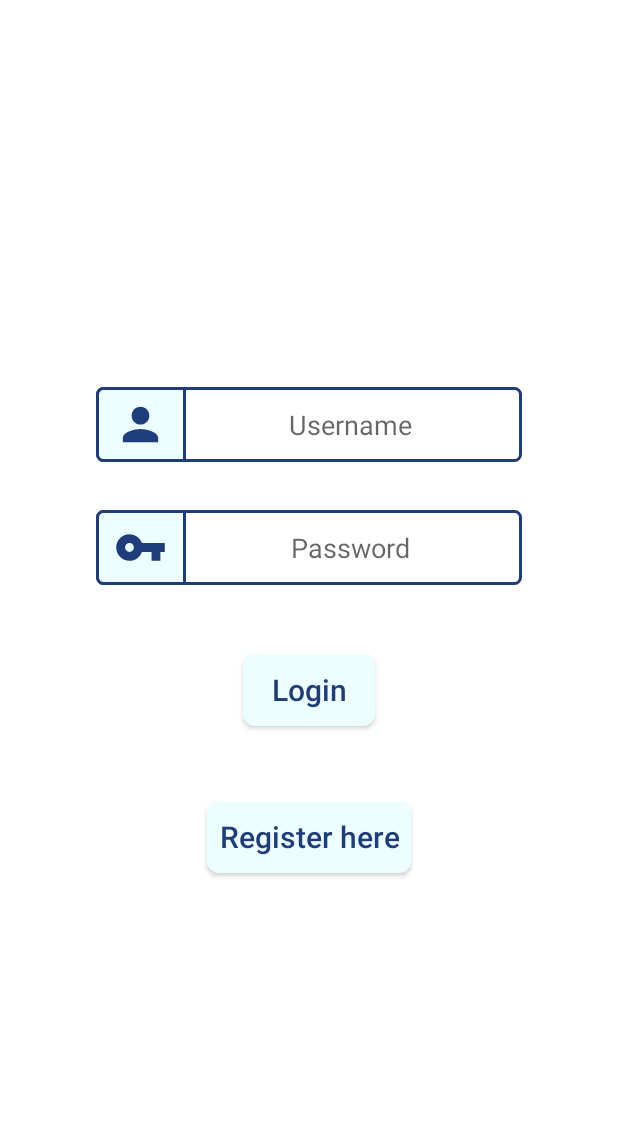
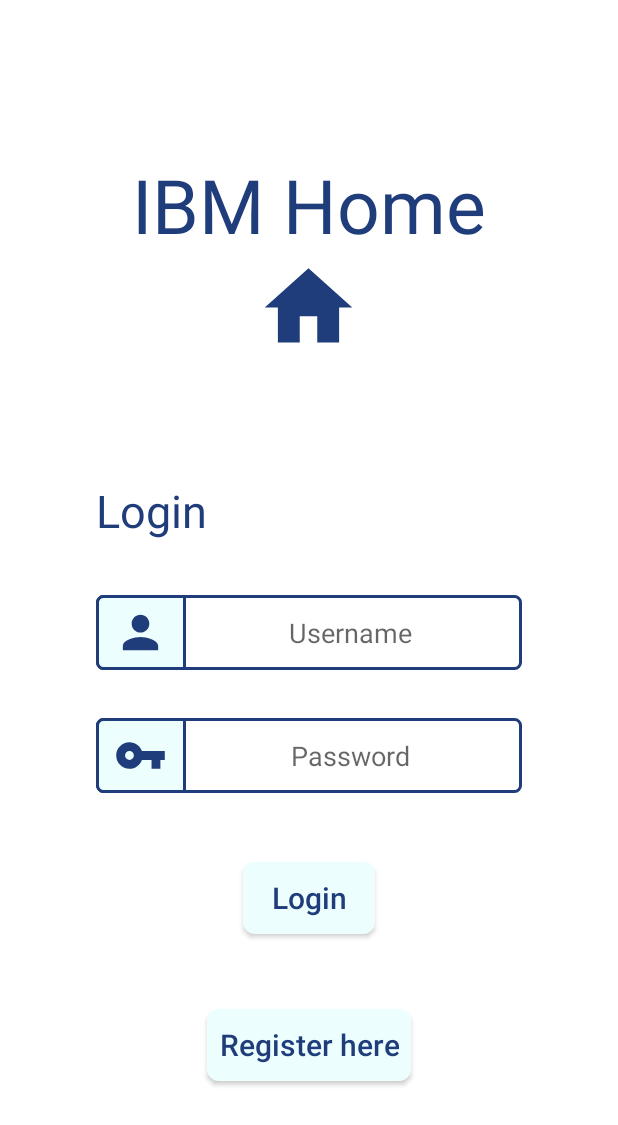
Before and after one commit to sparsh2/IBM_Home, an Android app: the LoginActivity screen opened directly, with no data from a screen before it, on a phone screen of 412 x 824 dp. Shown: the top 1125 px of the screen. Run offline under Robolectric (Android 15) with nearby library versions, the phone set to English and light mode, and no system bars.

Commit message:
UI Update 2: updated Login and Register activity

```diff
--- /dev/null
+++ b/app/src/main/res/drawable/ic_home.xml
@@ -0,0 +1,8 @@
+<?xml version="1.0" encoding="utf-8"?>
+<layer-list xmlns:android="http://schemas.android.com/apk/res/android">
+
+    <item android:height="70dp"
+        android:width="70dp"
+        android:gravity="center"
+        android:drawable="@drawable/ic_home_black_24dp"/>
+</layer-list>
--- /dev/null
+++ b/app/src/main/res/drawable/ic_home_background.xml
@@ -0,0 +1,74 @@
+<?xml version="1.0" encoding="utf-8"?>
+<vector
+    android:height="108dp"
+    android:width="108dp"
+    android:viewportHeight="108"
+    android:viewportWidth="108"
+    xmlns:android="http://schemas.android.com/apk/res/android">
+    <path android:fillColor="#008577"
+          android:pathData="M0,0h108v108h-108z"/>
+    <path android:fillColor="#00000000" android:pathData="M9,0L9,108"
+          android:strokeColor="#33FFFFFF" android:strokeWidth="0.8"/>
+    <path android:fillColor="#00000000" android:pathData="M19,0L19,108"
+          android:strokeColor="#33FFFFFF" android:strokeWidth="0.8"/>
+    <path android:fillColor="#00000000" android:pathData="M29,0L29,108"
+          android:strokeColor="#33FFFFFF" android:strokeWidth="0.8"/>
+    <path android:fillColor="#00000000" android:pathData="M39,0L39,108"
+          android:strokeColor="#33FFFFFF" android:strokeWidth="0.8"/>
+    <path android:fillColor="#00000000" android:pathData="M49,0L49,108"
+          android:strokeColor="#33FFFFFF" android:strokeWidth="0.8"/>
+    <path android:fillColor="#00000000" android:pathData="M59,0L59,108"
+          android:strokeColor="#33FFFFFF" android:strokeWidth="0.8"/>
+    <path android:fillColor="#00000000" android:pathData="M69,0L69,108"
+          android:strokeColor="#33FFFFFF" android:strokeWidth="0.8"/>
+    <path android:fillColor="#00000000" android:pathData="M79,0L79,108"
+          android:strokeColor="#33FFFFFF" android:strokeWidth="0.8"/>
+    <path android:fillColor="#00000000" android:pathData="M89,0L89,108"
+          android:strokeColor="#33FFFFFF" android:strokeWidth="0.8"/>
+    <path android:fillColor="#00000000" android:pathData="M99,0L99,108"
+          android:strokeColor="#33FFFFFF" android:strokeWidth="0.8"/>
+    <path android:fillColor="#00000000" android:pathData="M0,9L108,9"
+          android:strokeColor="#33FFFFFF" android:strokeWidth="0.8"/>
+    <path android:fillColor="#00000000" android:pathData="M0,19L108,19"
+          android:strokeColor="#33FFFFFF" android:strokeWidth="0.8"/>
+    <path android:fillColor="#00000000" android:pathData="M0,29L108,29"
+          android:strokeColor="#33FFFFFF" android:strokeWidth="0.8"/>
+    <path android:fillColor="#00000000" android:pathData="M0,39L108,39"
+          android:strokeColor="#33FFFFFF" android:strokeWidth="0.8"/>
+    <path android:fillColor="#00000000" android:pathData="M0,49L108,49"
+          android:strokeColor="#33FFFFFF" android:strokeWidth="0.8"/>
+    <path android:fillColor="#00000000" android:pathData="M0,59L108,59"
+          android:strokeColor="#33FFFFFF" android:strokeWidth="0.8"/>
+    <path android:fillColor="#00000000" android:pathData="M0,69L108,69"
+          android:strokeColor="#33FFFFFF" android:strokeWidth="0.8"/>
+    <path android:fillColor="#00000000" android:pathData="M0,79L108,79"
+          android:strokeColor="#33FFFFFF" android:strokeWidth="0.8"/>
+    <path android:fillColor="#00000000" android:pathData="M0,89L108,89"
+          android:strokeColor="#33FFFFFF" android:strokeWidth="0.8"/>
+    <path android:fillColor="#00000000" android:pathData="M0,99L108,99"
+          android:strokeColor="#33FFFFFF" android:strokeWidth="0.8"/>
+    <path android:fillColor="#00000000" android:pathData="M19,29L89,29"
+          android:strokeColor="#33FFFFFF" android:strokeWidth="0.8"/>
+    <path android:fillColor="#00000000" android:pathData="M19,39L89,39"
+          android:strokeColor="#33FFFFFF" android:strokeWidth="0.8"/>
+    <path android:fillColor="#00000000" android:pathData="M19,49L89,49"
+          android:strokeColor="#33FFFFFF" android:strokeWidth="0.8"/>
+    <path android:fillColor="#00000000" android:pathData="M19,59L89,59"
+          android:strokeColor="#33FFFFFF" android:strokeWidth="0.8"/>
+    <path android:fillColor="#00000000" android:pathData="M19,69L89,69"
+          android:strokeColor="#33FFFFFF" android:strokeWidth="0.8"/>
+    <path android:fillColor="#00000000" android:pathData="M19,79L89,79"
+          android:strokeColor="#33FFFFFF" android:strokeWidth="0.8"/>
+    <path android:fillColor="#00000000" android:pathData="M29,19L29,89"
+          android:strokeColor="#33FFFFFF" android:strokeWidth="0.8"/>
+    <path android:fillColor="#00000000" android:pathData="M39,19L39,89"
+          android:strokeColor="#33FFFFFF" android:strokeWidth="0.8"/>
+    <path android:fillColor="#00000000" android:pathData="M49,19L49,89"
+          android:strokeColor="#33FFFFFF" android:strokeWidth="0.8"/>
+    <path android:fillColor="#00000000" android:pathData="M59,19L59,89"
+          android:strokeColor="#33FFFFFF" android:strokeWidth="0.8"/>
+    <path android:fillColor="#00000000" android:pathData="M69,19L69,89"
+          android:strokeColor="#33FFFFFF" android:strokeWidth="0.8"/>
+    <path android:fillColor="#00000000" android:pathData="M79,19L79,89"
+          android:strokeColor="#33FFFFFF" android:strokeWidth="0.8"/>
+</vector>
--- /dev/null
+++ b/app/src/main/res/drawable/ic_home_black_24dp.xml
@@ -0,0 +1,5 @@
+<vector android:height="24dp" android:tint="#1F3D7A"
+    android:viewportHeight="24.0" android:viewportWidth="24.0"
+    android:width="24dp" xmlns:android="http://schemas.android.com/apk/res/android">
+    <path android:fillColor="#FF000000" android:pathData="M10,20v-6h4v6h5v-8h3L12,3 2,12h3v8z"/>
+</vector>
--- /dev/null
+++ b/app/src/main/res/drawable/ic_home_foreground.xml
@@ -0,0 +1,13 @@
+<vector xmlns:android="http://schemas.android.com/apk/res/android"
+    android:width="108dp"
+    android:height="108dp"
+    android:viewportWidth="41.37931"
+    android:viewportHeight="41.37931"
+    android:tint="#1F3D7A">
+  <group android:translateX="8.689655"
+      android:translateY="8.689655">
+      <path
+          android:fillColor="#FF000000"
+          android:pathData="M10,20v-6h4v6h5v-8h3L12,3 2,12h3v8z"/>
+  </group>
+</vector>
--- a/app/src/main/res/layout/activity_login.xml
+++ b/app/src/main/res/layout/activity_login.xml
@@ -11,6 +11,46 @@
     android:paddingLeft="64dp"
     android:paddingRight="64dp">
 
+    <LinearLayout
+        android:layout_width="match_parent"
+        android:layout_height="wrap_content"
+        android:orientation="vertical"
+        android:layout_marginBottom="20dp"
+        android:paddingBottom="40dp">
+
+        <TextView
+            android:layout_width="wrap_content"
+            android:layout_height="wrap_content"
+            android:layout_gravity="center_horizontal"
+            android:text="IBM Home"
+            android:textAllCaps="false"
+            android:textSize="50dp"
+            android:textColor="@color/darker" />
+
+        <TextView
+            android:layout_width="wrap_content"
+            android:layout_height="wrap_content"
+            android:layout_gravity="center_horizontal"
+            android:background="@drawable/ic_home"/>
+
+
+
+    </LinearLayout>
+
+    <LinearLayout
+        android:layout_width="match_parent"
+        android:layout_height="wrap_content"
+        android:paddingTop="20dp"
+        android:paddingBottom="20dp">
+
+        <TextView
+            android:layout_width="match_parent"
+            android:layout_height="wrap_content"
+            android:text="Login"
+            android:textColor="@color/darker"
+            android:textSize="30dp"/>
+
+    </LinearLayout>
 
     <EditText
         android:id="@+id/text_input_username"
--- a/app/src/main/res/layout/activity_second.xml
+++ b/app/src/main/res/layout/activity_second.xml
@@ -10,6 +10,32 @@
     android:paddingRight="64dp"
     android:paddingLeft="64dp"
     android:orientation="vertical">
+
+    <LinearLayout
+        android:layout_width="match_parent"
+        android:layout_height="wrap_content"
+        android:orientation="vertical"
+        android:layout_marginBottom="30dp"
+        android:paddingBottom="40dp">
+
+        <TextView
+            android:layout_width="wrap_content"
+            android:layout_height="wrap_content"
+            android:layout_gravity="center_horizontal"
+            android:text="IBM Home"
+            android:textAllCaps="false"
+            android:textSize="50dp"
+            android:textColor="@color/darker" />
+
+        <TextView
+            android:layout_width="wrap_content"
+            android:layout_height="wrap_content"
+            android:layout_gravity="center_horizontal"
+            android:background="@drawable/ic_home"/>
+
+
+
+    </LinearLayout>
 
 
 
--- /dev/null
+++ b/app/src/main/res/mipmap-anydpi-v26/ic_home.xml
@@ -0,0 +1,5 @@
+<?xml version="1.0" encoding="utf-8"?>
+<adaptive-icon xmlns:android="http://schemas.android.com/apk/res/android">
+    <background android:drawable="@drawable/ic_home_background"/>
+    <foreground android:drawable="@drawable/ic_home_foreground"/>
+</adaptive-icon>
--- /dev/null
+++ b/app/src/main/res/mipmap-anydpi-v26/ic_home_round.xml
@@ -0,0 +1,5 @@
+<?xml version="1.0" encoding="utf-8"?>
+<adaptive-icon xmlns:android="http://schemas.android.com/apk/res/android">
+    <background android:drawable="@drawable/ic_home_background"/>
+    <foreground android:drawable="@drawable/ic_home_foreground"/>
+</adaptive-icon>
--- a/app/src/main/res/values/strings.xml
+++ b/app/src/main/res/values/strings.xml
@@ -1,5 +1,5 @@
 <resources>
-    <string name="app_name">My Application</string>
+    <string name="app_name">IBM Home</string>
 
     <string-array name="range_selector">
 
```
Also changed, not shown: app/src/main/ic_home-web.png (added), app/src/main/res/mipmap-hdpi/ic_home.png (added), app/src/main/res/mipmap-hdpi/ic_home_round.png (added), app/src/main/res/mipmap-mdpi/ic_home.png (added), app/src/main/res/mipmap-mdpi/ic_home_round.png (added), app/src/main/res/mipmap-xhdpi/ic_home.png (added), app/src/main/res/mipmap-xhdpi/ic_home_round.png (added), app/src/main/res/mipmap-xxhdpi/ic_home.png (added), app/src/main/res/mipmap-xxhdpi/ic_home_round.png (added), app/src/main/res/mipmap-xxxhdpi/ic_home.png (added), app/src/main/res/mipmap-xxxhdpi/ic_home_round.png (added).
